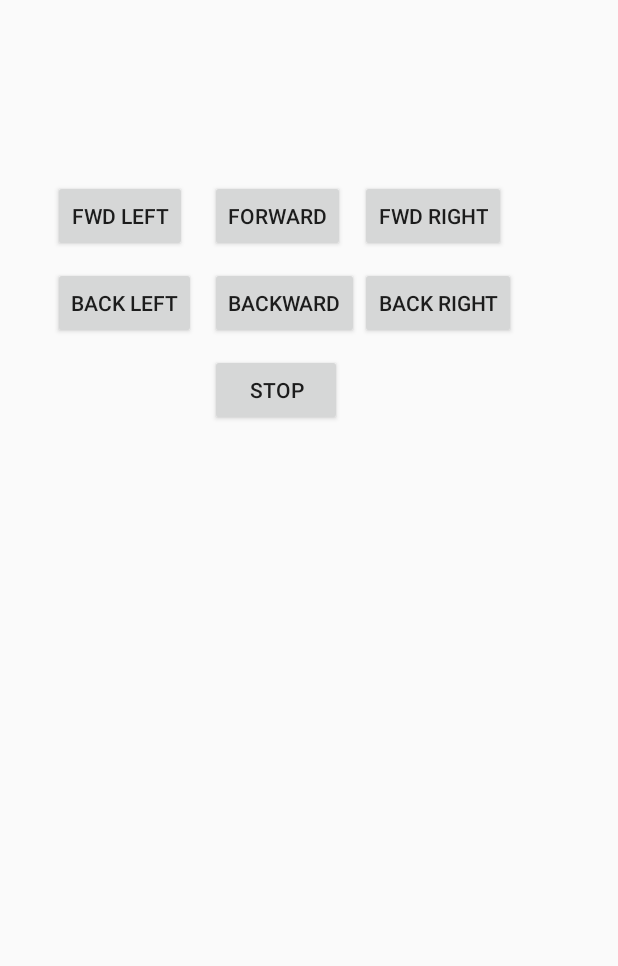
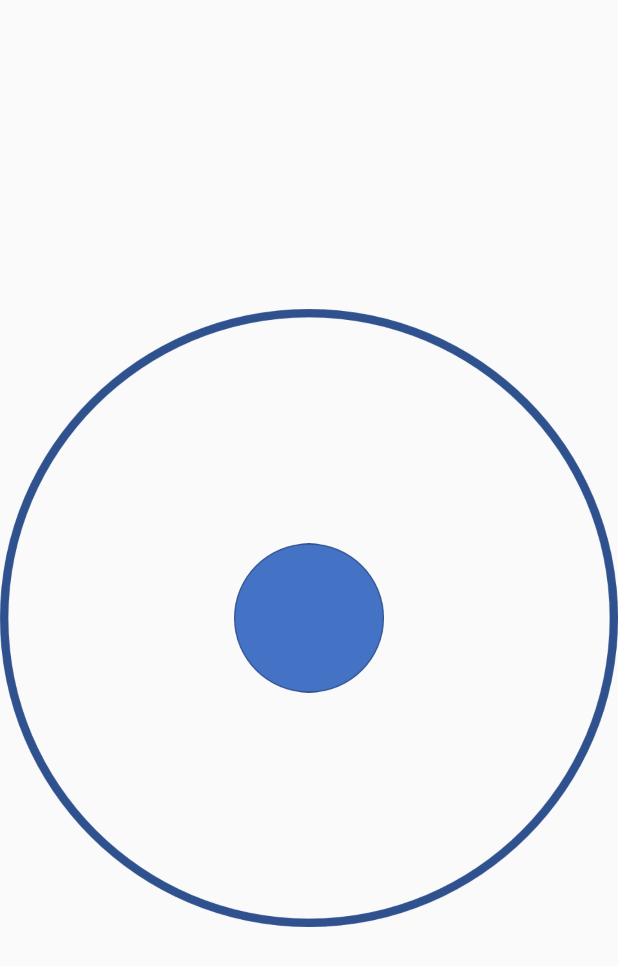
Before and after one commit to michelle-zheng/AutonomousCar, an Android app: the layout activity_motor_control.xml on its own in the app's theme, with its tools: preview values and no code run, on a phone screen of 412 x 824 dp. Shown: the top 966 px of the screen. Run offline under Robolectric (Android 15) with nearby library versions, the phone set to English and light mode, and no system bars.

Commit message:
Changed layout from buttons to virtual joystick controlling movement of car

```diff
--- a/AutonomousCar/app/src/main/res/layout/activity_motor_control.xml
+++ b/AutonomousCar/app/src/main/res/layout/activity_motor_control.xml
@@ -1,79 +1,36 @@
 <?xml version="1.0" encoding="utf-8"?>
-<RelativeLayout xmlns:android="http://schemas.android.com/apk/res/android"
+<android.support.constraint.ConstraintLayout xmlns:android="http://schemas.android.com/apk/res/android"
+    xmlns:tools="http://schemas.android.com/tools"
     xmlns:app="http://schemas.android.com/apk/res-auto"
-    xmlns:tools="http://schemas.android.com/tools"
+    android:id="@+id/screen"
+    android:orientation="vertical"
     android:layout_width="match_parent"
     android:layout_height="match_parent"
     tools:context="com.autonomouscarapp.autonomouscar.MotorControl">
 
-    <Button
-        android:id="@+id/forwardLeftButton"
-        android:layout_width="wrap_content"
-        android:layout_height="wrap_content"
-        android:text="Fwd Left"
-        android:onClick="forwardLeft"
-        android:layout_marginTop="120dp"
-        android:layout_marginStart="35dp"
-        android:layout_marginLeft="35dp" />
+    <RelativeLayout
+        android:id="@+id/controlWheelBox"
+        android:orientation="vertical"
+        android:layout_width="fill_parent"
+        android:layout_height="0dp"
+        app:layout_constraintDimensionRatio="1:1"
+        app:layout_constraintTop_toTopOf="parent"
+        app:layout_constraintBottom_toBottomOf="parent"
+        app:layout_constraintLeft_toLeftOf="parent"
+        app:layout_constraintRight_toRightOf="parent">
 
-    <Button
-        android:id="@+id/forwardButton"
-        android:layout_width="wrap_content"
-        android:layout_height="wrap_content"
-        android:text="Forward"
-        android:onClick="forward"
-        android:layout_toRightOf="@id/forwardLeftButton"
-        android:layout_alignTop="@id/forwardLeftButton"
-        android:layout_marginStart="15dp"
-        android:layout_marginLeft="15dp" />
+        <ImageView
+            android:id="@+id/controlWheelOuter"
+            android:src="@drawable/control_wheel_outer"
+            android:layout_width="match_parent"
+            android:layout_height="match_parent"
+            android:layout_centerInParent="true" />
 
-    <Button
-        android:id="@+id/backwardButton"
-        android:layout_width="wrap_content"
-        android:layout_height="wrap_content"
-        android:text="Backward"
-        android:onClick="back"
-        android:layout_below="@id/forwardButton"
-        android:layout_alignStart="@id/forwardButton"
-        android:layout_alignLeft="@id/forwardButton"
-        android:layout_marginTop="10dp" />
-
-    <Button
-        android:id="@+id/stopButton"
-        android:layout_width="wrap_content"
-        android:layout_height="wrap_content"
-        android:text="Stop"
-        android:onClick="stop"
-        android:layout_below="@id/backwardButton"
-        android:layout_alignLeft="@id/backwardButton"
-        android:layout_marginTop="10dp" />
-
-    <Button
-        android:id="@+id/forwardRightButton"
-        android:layout_width="wrap_content"
-        android:layout_height="wrap_content"
-        android:text="Fwd Right"
-        android:onClick="forwardRight"
-        android:layout_toRightOf="@id/forwardButton"
-        android:layout_alignTop="@id/forwardButton"
-        android:layout_marginStart="10dp"
-        android:layout_marginLeft="10dp" />
-
-    <Button
-        android:id="@+id/backwardLeftButton"
-        android:layout_width="wrap_content"
-        android:layout_height="wrap_content"
-        android:text="Back Left"
-        android:onClick="backwardLeft"
-        android:layout_alignTop="@id/backwardButton"
-        android:layout_alignLeft="@id/forwardLeftButton" />
-
-    <Button
-        android:id="@+id/backwardRightButton"
-        android:layout_width="wrap_content"
-        android:layout_height="wrap_content"
-        android:text="Back Right"
-        android:onClick="backwardRight"
-        android:layout_alignLeft="@id/forwardRightButton"
-        android:layout_alignTop="@id/backwardButton"/>
-</RelativeLayout>
+        <ImageView
+            android:id="@+id/controlWheelInner"
+            android:src="@drawable/control_wheel_inner"
+            android:layout_width="100dp"
+            android:layout_height="100dp"
+            android:layout_centerInParent="true"/>
+    </RelativeLayout>
+</android.support.constraint.ConstraintLayout>
```
